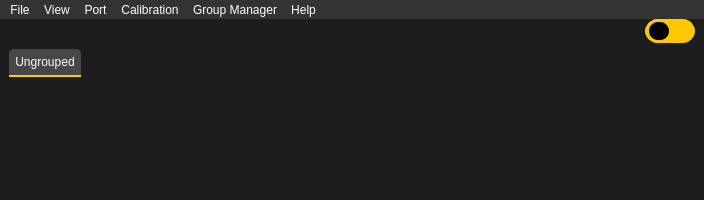
Before: the Qt Designer form multibench/mainwindow.ui in IlyaZh/Maiman-MCBS, drawn with Qt 5.
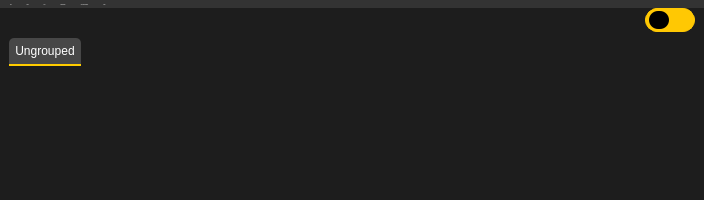
After: the same form once the commit is applied.

Patch:
```diff
--- a/multibench/mainwindow.ui
+++ b/multibench/mainwindow.ui
@@ -276,7 +276,7 @@
              <x>0</x>
              <y>0</y>
              <width>680</width>
-             <height>92</height>
+             <height>89</height>
             </rect>
            </property>
           </widget>
@@ -294,11 +294,17 @@
      <x>0</x>
      <y>0</y>
      <width>704</width>
-     <height>20</height>
+     <height>25</height>
     </rect>
    </property>
    <property name="font">
-    <font/>
+    <font>
+     <family>Poppins</family>
+     <pointsize>-1</pointsize>
+     <weight>50</weight>
+     <italic>false</italic>
+     <bold>false</bold>
+    </font>
    </property>
    <property name="styleSheet">
     <string notr="true">QMenuBar {
```
Left out of the diff: 1 changed line with no effect on the pictures.
